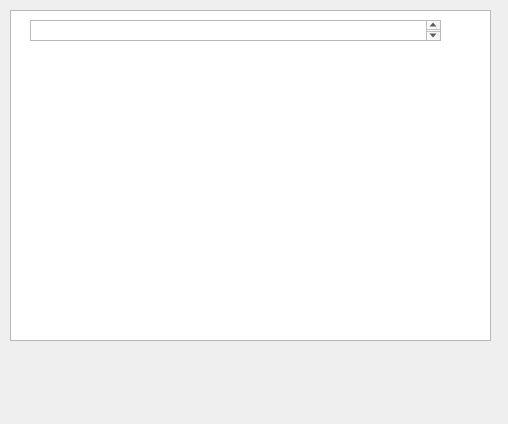
Old version of the form InterfaceGrafica/Hotel/busca.ui in the repository Caioww/Hotel.
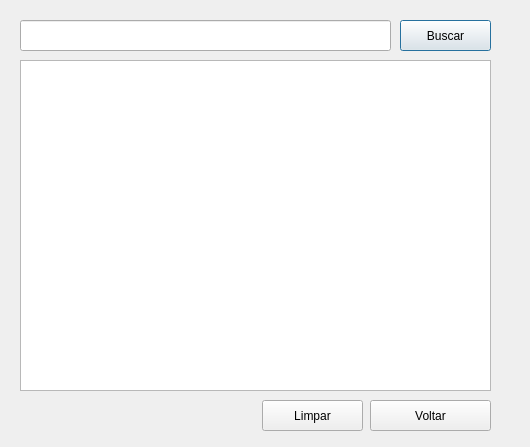
New version of the form.

Commit message: campo de busca

Diff of the .ui file:
```diff
--- a/InterfaceGrafica/Hotel/busca.ui
+++ b/InterfaceGrafica/Hotel/busca.ui
@@ -6,31 +6,70 @@
    <rect>
     <x>0</x>
     <y>0</y>
-    <width>508</width>
-    <height>424</height>
+    <width>530</width>
+    <height>447</height>
    </rect>
   </property>
   <property name="windowTitle">
    <string>Dialog</string>
   </property>
-  <widget class="QListView" name="listView">
+  <widget class="QLineEdit" name="lineEdit">
    <property name="geometry">
     <rect>
-     <x>10</x>
-     <y>10</y>
-     <width>481</width>
+     <x>20</x>
+     <y>20</y>
+     <width>371</width>
+     <height>31</height>
+    </rect>
+   </property>
+  </widget>
+  <widget class="QPushButton" name="pushButton">
+   <property name="geometry">
+    <rect>
+     <x>400</x>
+     <y>20</y>
+     <width>91</width>
+     <height>31</height>
+    </rect>
+   </property>
+   <property name="text">
+    <string>Buscar</string>
+   </property>
+  </widget>
+  <widget class="QTextBrowser" name="textBrowser">
+   <property name="geometry">
+    <rect>
+     <x>20</x>
+     <y>60</y>
+     <width>471</width>
      <height>331</height>
     </rect>
    </property>
   </widget>
-  <widget class="QTextEdit" name="textEdit">
+  <widget class="QPushButton" name="pushButton_2">
    <property name="geometry">
     <rect>
-     <x>30</x>
-     <y>20</y>
-     <width>411</width>
-     <height>21</height>
+     <x>370</x>
+     <y>400</y>
+     <width>121</width>
+     <height>31</height>
     </rect>
+   </property>
+   <property name="text">
+    <string>Voltar</string>
+   </property>
+  </widget>
+  <widget class="QPushButton" name="pushButton_3">
+   <property name="geometry">
+    <rect>
+     <x>262</x>
+     <y>400</y>
+     <width>101</width>
+     <height>31</height>
+    </rect>
+   </property>
+   <property name="text">
+    <string>Limpar</string>
    </property>
   </widget>
  </widget>
```
The commit also changes 9 other files.
